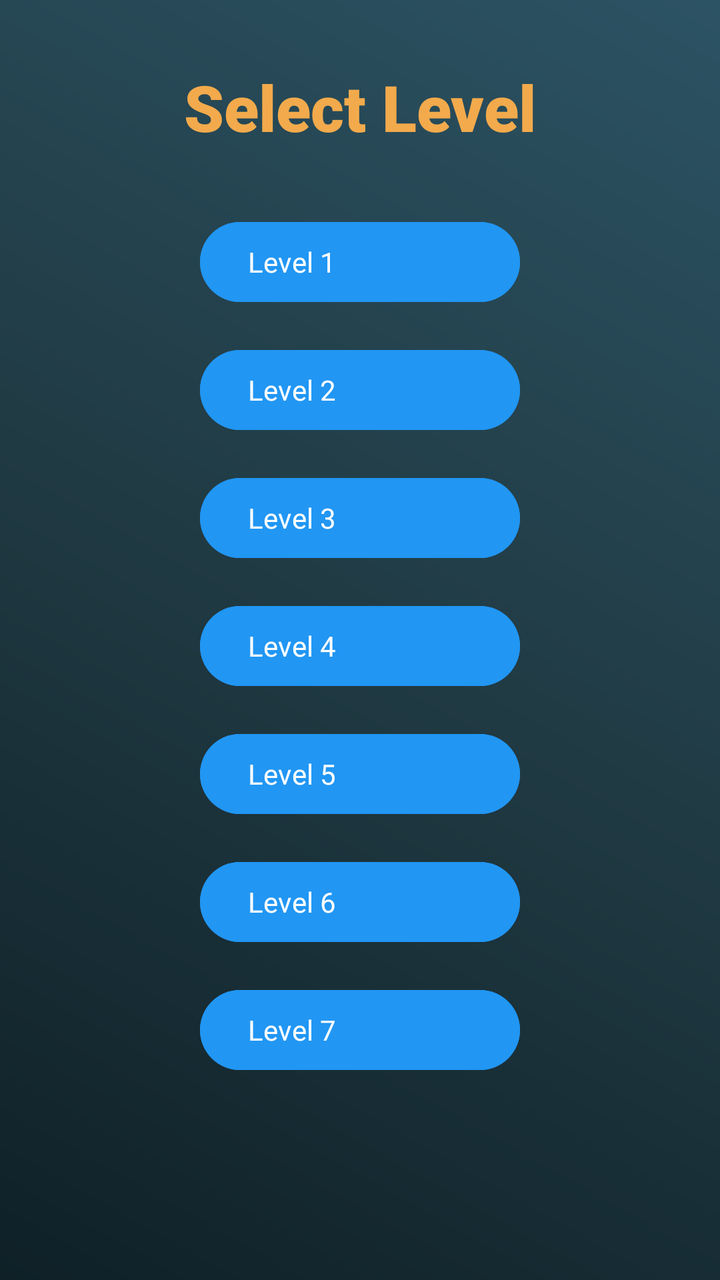
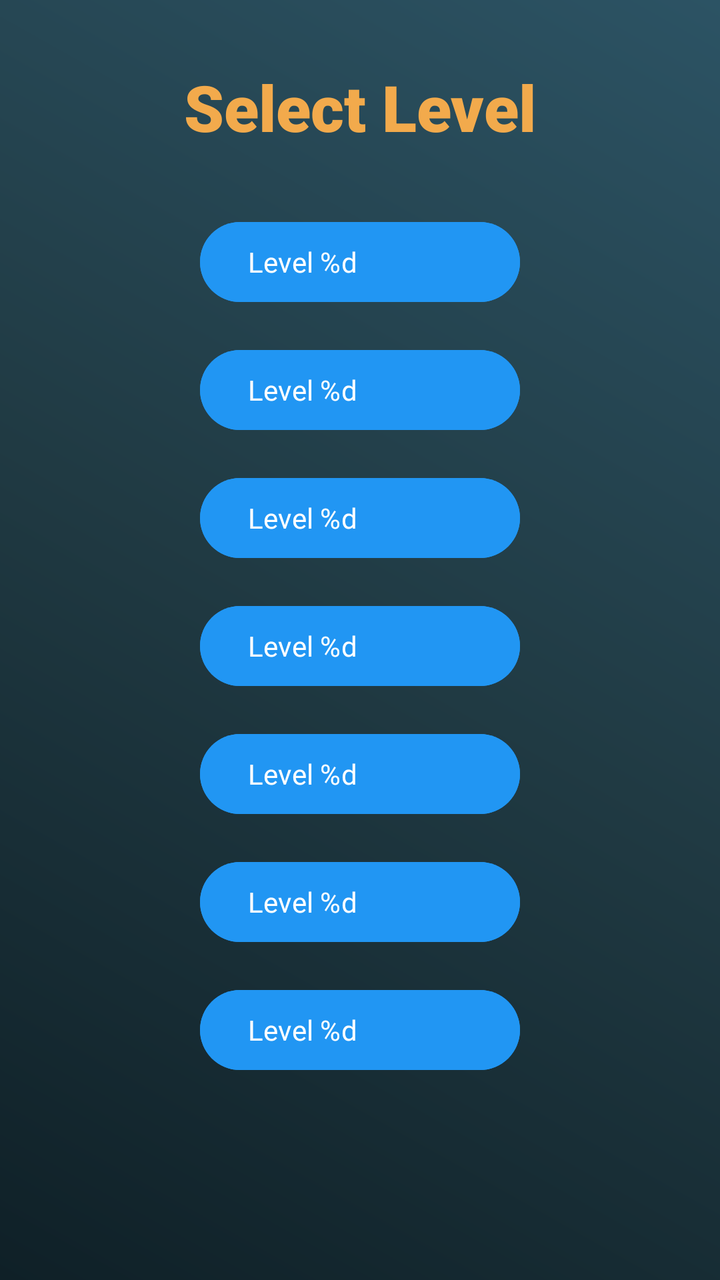

Screens rendered from an Android XML layout before and after an edit, with the pre-edit source and the edit as a unified diff.
<!-- AndroidManifest.xml: application theme Theme.Tiltballmaze -->
<!-- res/layout/activity_level_select.xml -->
<?xml version="1.0" encoding="utf-8"?>
<ScrollView xmlns:android="http://schemas.android.com/apk/res/android"
    android:background="@drawable/menu_background"
    android:layout_width="match_parent"
    android:layout_height="match_parent">

    <LinearLayout
        android:orientation="vertical"
        android:gravity="center"
        android:padding="32dp"
        android:layout_width="match_parent"
        android:layout_height="wrap_content">

        <TextView
            android:text="Select Level"
            android:textSize="32sp"
            android:textColor="@color/menu_title"
            android:fontFamily="sans-serif-black"
            android:layout_marginBottom="32dp"
            android:layout_width="wrap_content"
            android:layout_height="wrap_content"/>

        <Button
            android:id="@+id/level1"
            style="@style/LevelButton"
            android:text="Level 1"
            android:drawablePadding="12dp"
            android:gravity="center_vertical|start" />

        <Button
            android:id="@+id/level2"
            style="@style/LevelButton"
            android:text="Level 2"
            android:drawablePadding="12dp"
            android:gravity="center_vertical|start"
            android:layout_marginTop="16dp"/>

        <Button
            android:id="@+id/level3"
            style="@style/LevelButton"
            android:text="Level 3"
            android:drawablePadding="12dp"
            android:gravity="center_vertical|start"
            android:layout_marginTop="16dp"/>

        <Button
            android:id="@+id/level4"
            style="@style/LevelButton"
            android:text="Level 4"
            android:drawablePadding="12dp"
            android:gravity="center_vertical|start"
            android:layout_marginTop="16dp"/>

        <Button
            android:id="@+id/level5"
            style="@style/LevelButton"
            android:text="Level 5"
            android:drawablePadding="12dp"
            android:gravity="center_vertical|start"
            android:layout_marginTop="16dp"/>

        <Button
            android:id="@+id/level6"
            style="@style/LevelButton"
            android:text="Level 6"
            android:drawablePadding="12dp"
            android:gravity="center_vertical|start"
            android:layout_marginTop="16dp"/>

        <Button
            android:id="@+id/level7"
            style="@style/LevelButton"
            android:text="Level 7"
            android:drawablePadding="12dp"
            android:gravity="center_vertical|start"
            android:layout_marginTop="16dp"/>
    </LinearLayout>
</ScrollView>
<!-- resources referenced by this layout -->
<resources>
  <color name="menu_title">#F2AA4C</color>
  <!-- drawable menu_background (drawable) -->
  <shape xmlns:android="http://schemas.android.com/apk/res/android">
      <gradient
          android:type="linear"
          android:startColor="#0F2027"
          android:centerColor="#203A43"
          android:endColor="#2C5364"
          android:angle="45"/>
  </shape>
  <style name="LevelButton" parent="Widget.Material3.Button">
          <item name="android:layout_width">160dp</item>
          <item name="android:layout_height">wrap_content</item>
          <item name="android:backgroundTint">@color/btn_level</item>
          <item name="android:textColor">@android:color/white</item>
          <item name="android:fontFamily">@font/montserrat_semibold</item>
          <item name="cornerRadius">20dp</item>
          <item name="android:stateListAnimator">@animator/button_glow</item>
      </style>
  <style name="Theme.Tiltballmaze" parent="Theme.Material3.DayNight.NoActionBar" />
  <color name="btn_level">#2196F3</color>
</resources>

<!-- the commit's change to res/layout/activity_level_select.xml (unified diff, before → after) -->
@@ -12,7 +12,7 @@
         android:layout_height="wrap_content">
 
         <TextView
-            android:text="Select Level"
+            android:text="@string/level_select_title"
             android:textSize="32sp"
             android:textColor="@color/menu_title"
             android:fontFamily="sans-serif-black"
@@ -23,14 +23,14 @@
         <Button
             android:id="@+id/level1"
             style="@style/LevelButton"
-            android:text="Level 1"
+            android:text="@string/level_name"
             android:drawablePadding="12dp"
             android:gravity="center_vertical|start" />
 
         <Button
             android:id="@+id/level2"
             style="@style/LevelButton"
-            android:text="Level 2"
+            android:text="@string/level_name"
             android:drawablePadding="12dp"
             android:gravity="center_vertical|start"
             android:layout_marginTop="16dp"/>
@@ -38,7 +38,7 @@
         <Button
             android:id="@+id/level3"
             style="@style/LevelButton"
-            android:text="Level 3"
+            android:text="@string/level_name"
             android:drawablePadding="12dp"
             android:gravity="center_vertical|start"
             android:layout_marginTop="16dp"/>
@@ -46,7 +46,7 @@
         <Button
             android:id="@+id/level4"
             style="@style/LevelButton"
-            android:text="Level 4"
+            android:text="@string/level_name"
             android:drawablePadding="12dp"
             android:gravity="center_vertical|start"
             android:layout_marginTop="16dp"/>
@@ -54,7 +54,7 @@
         <Button
             android:id="@+id/level5"
             style="@style/LevelButton"
-            android:text="Level 5"
+            android:text="@string/level_name"
             android:drawablePadding="12dp"
             android:gravity="center_vertical|start"
             android:layout_marginTop="16dp"/>
@@ -62,7 +62,7 @@
         <Button
             android:id="@+id/level6"
             style="@style/LevelButton"
-            android:text="Level 6"
+            android:text="@string/level_name"
             android:drawablePadding="12dp"
             android:gravity="center_vertical|start"
             android:layout_marginTop="16dp"/>
@@ -70,7 +70,7 @@
         <Button
             android:id="@+id/level7"
             style="@style/LevelButton"
-            android:text="Level 7"
+            android:text="@string/level_name"
             android:drawablePadding="12dp"
             android:gravity="center_vertical|start"
             android:layout_marginTop="16dp"/>
<!-- resource entries referenced after the edit -->
@@ -10,6 +10,8 @@
           android:endColor="#2C5364"
           android:angle="45"/>
   </shape>
+  <string name="level_name">Level %d</string>
+  <string name="level_select_title">Select Level</string>
   <style name="LevelButton" parent="Widget.Material3.Button">
           <item name="android:layout_width">160dp</item>
           <item name="android:layout_height">wrap_content</item>
